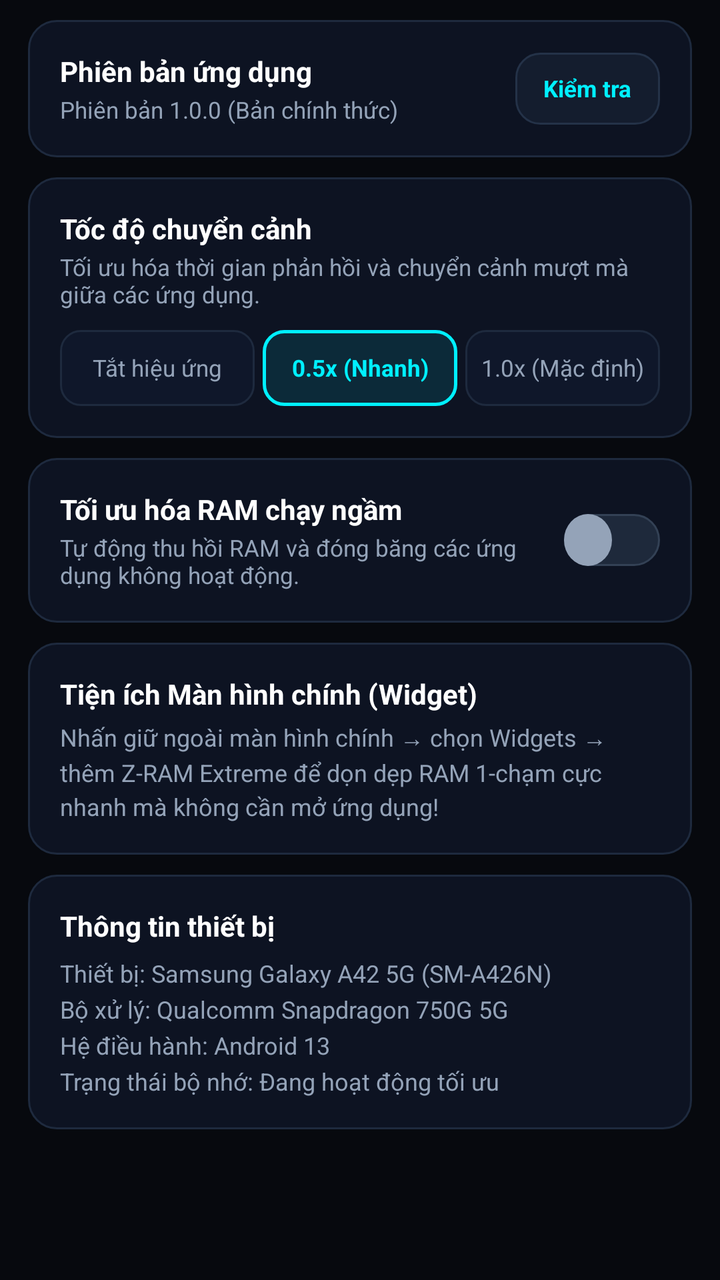
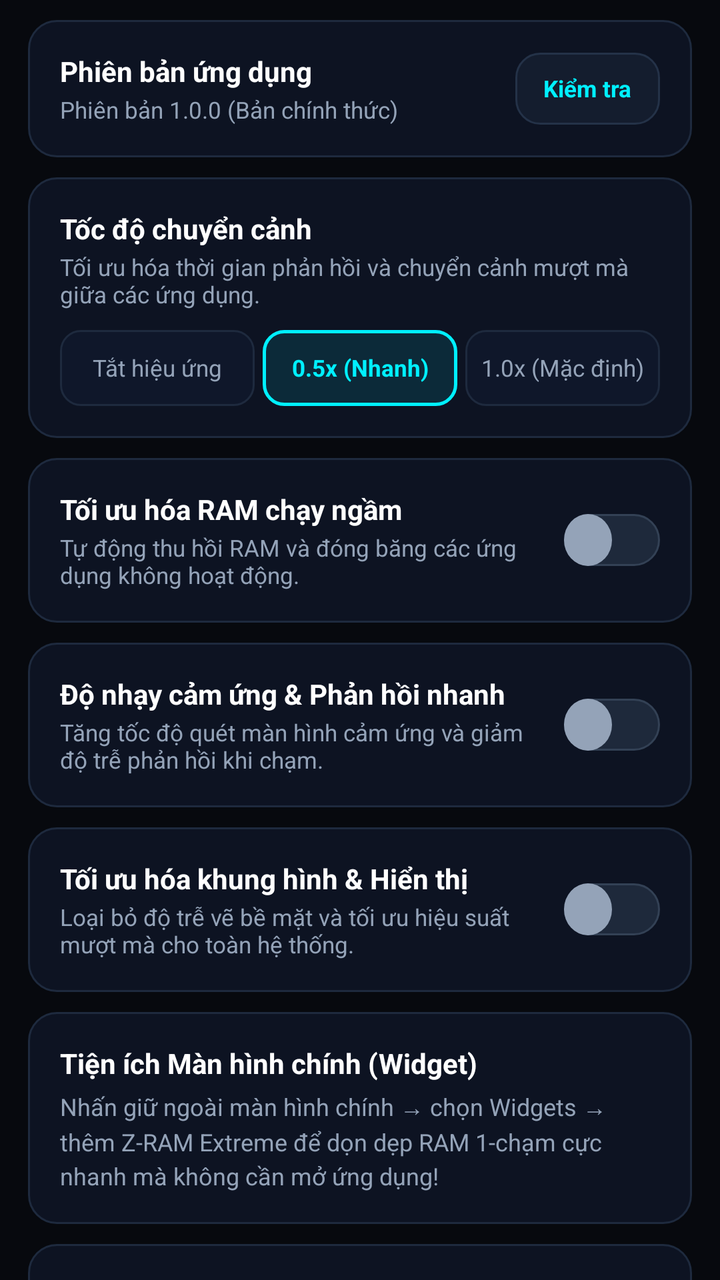

Compare the two renders of this Android layout. The source of the first and the diff that turns it into the second are given below.
<!-- AndroidManifest.xml: application theme AppTheme -->
<!-- res/layout/tab_settings.xml -->
<?xml version="1.0" encoding="utf-8"?>
<ScrollView xmlns:android="http://schemas.android.com/apk/res/android"
    android:id="@+id/scroll_tab_settings"
    android:layout_width="match_parent"
    android:layout_height="match_parent"
    android:fillViewport="true"
    android:overScrollMode="never"
    android:scrollbars="none">

    <LinearLayout
        android:layout_width="match_parent"
        android:layout_height="wrap_content"
        android:orientation="vertical"
        android:paddingStart="14dp"
        android:paddingEnd="14dp"
        android:paddingTop="10dp"
        android:paddingBottom="80dp">

        
        <LinearLayout
            android:layout_width="match_parent"
            android:layout_height="wrap_content"
            android:orientation="horizontal"
            android:gravity="center_vertical"
            android:padding="16dp"
            android:background="@drawable/bg_card_bento">

            <LinearLayout
                android:layout_width="0dp"
                android:layout_height="wrap_content"
                android:layout_weight="1"
                android:orientation="vertical">

                <TextView
                    android:layout_width="wrap_content"
                    android:layout_height="wrap_content"
                    android:text="Phiên bản ứng dụng"
                    android:textColor="#FFFFFF"
                    android:textSize="14sp"
                    android:textStyle="bold" />

                <TextView
                    android:id="@+id/tv_settings_version_sub"
                    android:layout_width="wrap_content"
                    android:layout_height="wrap_content"
                    android:text="Phiên bản 1.0.0 (Bản chính thức)"
                    android:textColor="#94A3B8"
                    android:textSize="11.5sp"
                    android:layout_marginTop="2dp" />
            </LinearLayout>

            <Button
                android:id="@+id/btn_settings_check_update"
                android:layout_width="wrap_content"
                android:layout_height="36dp"
                android:background="@drawable/bg_btn_secondary"
                android:text="Kiểm tra"
                android:textColor="#00F0FF"
                android:textSize="11.5sp"
                android:textStyle="bold"
                android:paddingStart="14dp"
                android:paddingEnd="14dp" />
        </LinearLayout>

        
        <LinearLayout
            android:layout_width="match_parent"
            android:layout_height="wrap_content"
            android:orientation="vertical"
            android:padding="16dp"
            android:layout_marginTop="10dp"
            android:background="@drawable/bg_card_bento">

            <TextView
                android:layout_width="wrap_content"
                android:layout_height="wrap_content"
                android:text="Tốc độ chuyển cảnh"
                android:textColor="#FFFFFF"
                android:textSize="14sp"
                android:textStyle="bold" />

            <TextView
                android:layout_width="wrap_content"
                android:layout_height="wrap_content"
                android:text="Tối ưu hóa thời gian phản hồi và chuyển cảnh mượt mà giữa các ứng dụng."
                android:textColor="#94A3B8"
                android:textSize="11.5sp"
                android:layout_marginTop="2dp" />

            <LinearLayout
                android:layout_width="match_parent"
                android:layout_height="wrap_content"
                android:orientation="horizontal"
                android:layout_marginTop="10dp">

                <TextView
                    android:id="@+id/pill_anim_0"
                    android:layout_width="0dp"
                    android:layout_height="38dp"
                    android:layout_weight="1"
                    android:gravity="center"
                    android:layout_marginEnd="4dp"
                    android:background="@drawable/bg_chip_pill"
                    android:text="Tắt hiệu ứng"
                    android:textColor="#94A3B8"
                    android:textSize="11.5sp" />

                <TextView
                    android:id="@+id/pill_anim_05"
                    android:layout_width="0dp"
                    android:layout_height="38dp"
                    android:layout_weight="1"
                    android:gravity="center"
                    android:layout_marginEnd="4dp"
                    android:background="@drawable/bg_chip_pill_active"
                    android:text="0.5x (Nhanh)"
                    android:textColor="#00F0FF"
                    android:textSize="11.5sp"
                    android:textStyle="bold" />

                <TextView
                    android:id="@+id/pill_anim_1"
                    android:layout_width="0dp"
                    android:layout_height="38dp"
                    android:layout_weight="1"
                    android:gravity="center"
                    android:background="@drawable/bg_chip_pill"
                    android:text="1.0x (Mặc định)"
                    android:textColor="#94A3B8"
                    android:textSize="11.5sp" />
            </LinearLayout>
        </LinearLayout>

        
        <LinearLayout
            android:layout_width="match_parent"
            android:layout_height="wrap_content"
            android:orientation="horizontal"
            android:gravity="center_vertical"
            android:padding="16dp"
            android:layout_marginTop="10dp"
            android:background="@drawable/bg_card_bento">

            <LinearLayout
                android:layout_width="0dp"
                android:layout_height="wrap_content"
                android:layout_weight="1"
                android:orientation="vertical"
                android:layout_marginEnd="8dp">

                <TextView
                    android:layout_width="wrap_content"
                    android:layout_height="wrap_content"
                    android:text="Tối ưu hóa RAM chạy ngầm"
                    android:textColor="#FFFFFF"
                    android:textSize="14sp"
                    android:textStyle="bold" />

                <TextView
                    android:layout_width="wrap_content"
                    android:layout_height="wrap_content"
                    android:text="Tự động thu hồi RAM và đóng băng các ứng dụng không hoạt động."
                    android:textColor="#94A3B8"
                    android:textSize="11.5sp"
                    android:layout_marginTop="2dp" />
            </LinearLayout>

            <Switch
                android:id="@+id/switch_settings_lowram"
                style="@style/ShadcnSwitch"
                android:layout_width="wrap_content"
                android:layout_height="wrap_content"
                android:showText="false"
                android:textOn=""
                android:textOff=""
                android:switchMinWidth="48dp"
                android:thumbTextPadding="0dp"
                android:splitTrack="false"
                android:track="@drawable/switch_track"
                android:thumb="@drawable/switch_thumb" />
        </LinearLayout>

        
        <LinearLayout
            android:layout_width="match_parent"
            android:layout_height="wrap_content"
            android:orientation="vertical"
            android:padding="16dp"
            android:layout_marginTop="10dp"
            android:background="@drawable/bg_card_bento">

            <TextView
                android:layout_width="wrap_content"
                android:layout_height="wrap_content"
                android:text="Tiện ích Màn hình chính (Widget)"
                android:textColor="#FFFFFF"
                android:textSize="14sp"
                android:textStyle="bold" />

            <TextView
                android:layout_width="wrap_content"
                android:layout_height="wrap_content"
                android:text="Nhấn giữ ngoài màn hình chính → chọn Widgets → thêm Z-RAM Extreme để dọn dẹp RAM 1-chạm cực nhanh mà không cần mở ứng dụng!"
                android:textColor="#94A3B8"
                android:textSize="12sp"
                android:lineSpacingExtra="3dp"
                android:layout_marginTop="4dp" />
        </LinearLayout>

        
        <LinearLayout
            android:layout_width="match_parent"
            android:layout_height="wrap_content"
            android:orientation="vertical"
            android:padding="16dp"
            android:layout_marginTop="10dp"
            android:background="@drawable/bg_card_bento">

            <TextView
                android:layout_width="wrap_content"
                android:layout_height="wrap_content"
                android:text="Thông tin thiết bị"
                android:textColor="#FFFFFF"
                android:textSize="14sp"
                android:textStyle="bold" />

            <TextView
                android:id="@+id/tv_settings_device_info"
                android:layout_width="wrap_content"
                android:layout_height="wrap_content"
                android:text="Thiết bị: Samsung Galaxy A42 5G (SM-A426N)\nBộ xử lý: Qualcomm Snapdragon 750G 5G\nHệ điều hành: Android 13\nTrạng thái bộ nhớ: Đang hoạt động tối ưu"
                android:textColor="#94A3B8"
                android:textSize="12sp"
                android:lineSpacingExtra="4dp"
                android:layout_marginTop="6dp" />
        </LinearLayout>

    </LinearLayout>
</ScrollView>
<!-- resources referenced by this layout -->
<resources>
  <!-- drawable bg_btn_secondary (drawable) -->
  <?xml version="1.0" encoding="utf-8"?>
  <ripple xmlns:android="http://schemas.android.com/apk/res/android"
      android:color="#2000F0FF">
      <item>
          <shape android:shape="rectangle">
              <solid android:color="#141D2E" />
              <corners android:radius="12dp" />
              <stroke android:width="1dp" android:color="#243248" />
          </shape>
      </item>
  </ripple>
  <!-- drawable bg_card_bento (drawable) -->
  <?xml version="1.0" encoding="utf-8"?>
  <shape xmlns:android="http://schemas.android.com/apk/res/android"
      android:shape="rectangle">
      <solid android:color="#0D1322" />
      <corners android:radius="14dp" />
      <stroke android:width="1dp" android:color="#1E2A3E" />
  </shape>
  <!-- drawable bg_chip_pill (drawable) -->
  <?xml version="1.0" encoding="utf-8"?>
  <shape xmlns:android="http://schemas.android.com/apk/res/android"
      android:shape="rectangle">
      <solid android:color="#0F172A" />
      <corners android:radius="10dp" />
      <stroke android:width="1dp" android:color="#1E2A3E" />
  </shape>
  <!-- drawable bg_chip_pill_active (drawable) -->
  <?xml version="1.0" encoding="utf-8"?>
  <shape xmlns:android="http://schemas.android.com/apk/res/android"
      android:shape="rectangle">
      <solid android:color="#1A00F0FF" />
      <corners android:radius="10dp" />
      <stroke android:width="1.5dp" android:color="#00F0FF" />
  </shape>
  <!-- drawable switch_thumb (drawable) -->
  <?xml version="1.0" encoding="utf-8"?>
  <selector xmlns:android="http://schemas.android.com/apk/res/android">
      <item android:state_checked="true">
          <shape android:shape="oval">
              <solid android:color="#050811" />
              <stroke android:width="2dp" android:color="#FFFFFF" />
              <size android:width="24dp" android:height="24dp" />
          </shape>
      </item>
      <item>
          <shape android:shape="oval">
              <solid android:color="#94A3B8" />
              <size android:width="24dp" android:height="24dp" />
          </shape>
      </item>
  </selector>
  <!-- drawable switch_track (drawable) -->
  <?xml version="1.0" encoding="utf-8"?>
  <selector xmlns:android="http://schemas.android.com/apk/res/android">
      <item android:state_checked="true">
          <shape android:shape="rectangle">
              <solid android:color="#00F0FF" />
              <corners android:radius="13dp" />
              <size android:width="48dp" android:height="26dp" />
          </shape>
      </item>
      <item>
          <shape android:shape="rectangle">
              <solid android:color="#1E293B" />
              <stroke android:width="1dp" android:color="#334155" />
              <corners android:radius="13dp" />
              <size android:width="48dp" android:height="26dp" />
          </shape>
      </item>
  </selector>
  <style name="ShadcnSwitch">
          <item name="android:track">@drawable/switch_track</item>
          <item name="android:thumb">@drawable/switch_thumb</item>
          <item name="android:switchMinWidth">48dp</item>
          <item name="android:thumbTextPadding">0dp</item>
          <item name="android:showText">false</item>
          <item name="android:textOn" />
          <item name="android:textOff" />
          <item name="android:splitTrack">false</item>
      </style>
  <style name="AppTheme" parent="@android:style/Theme.NoTitleBar">
          <item name="android:windowBackground">@color/background</item>
          <item name="android:statusBarColor">#07090E</item>
          <item name="android:navigationBarColor">#07090E</item>
      </style>
  <color name="background">#07090E</color>
</resources>

<!-- the commit's change to res/layout/tab_settings.xml (unified diff, before → after) -->
@@ -184,6 +184,104 @@
         <LinearLayout
             android:layout_width="match_parent"
             android:layout_height="wrap_content"
+            android:orientation="horizontal"
+            android:gravity="center_vertical"
+            android:padding="16dp"
+            android:layout_marginTop="10dp"
+            android:background="@drawable/bg_card_bento">
+
+            <LinearLayout
+                android:layout_width="0dp"
+                android:layout_height="wrap_content"
+                android:layout_weight="1"
+                android:orientation="vertical"
+                android:layout_marginEnd="8dp">
+
+                <TextView
+                    android:layout_width="wrap_content"
+                    android:layout_height="wrap_content"
+                    android:text="Độ nhạy cảm ứng &amp; Phản hồi nhanh"
+                    android:textColor="#FFFFFF"
+                    android:textSize="14sp"
+                    android:textStyle="bold" />
+
+                <TextView
+                    android:layout_width="wrap_content"
+                    android:layout_height="wrap_content"
+                    android:text="Tăng tốc độ quét màn hình cảm ứng và giảm độ trễ phản hồi khi chạm."
+                    android:textColor="#94A3B8"
+                    android:textSize="11.5sp"
+                    android:layout_marginTop="2dp" />
+            </LinearLayout>
+
+            <Switch
+                android:id="@+id/switch_settings_touch"
+                style="@style/ShadcnSwitch"
+                android:layout_width="wrap_content"
+                android:layout_height="wrap_content"
+                android:showText="false"
+                android:textOn=""
+                android:textOff=""
+                android:switchMinWidth="48dp"
+                android:thumbTextPadding="0dp"
+                android:splitTrack="false"
+                android:track="@drawable/switch_track"
+                android:thumb="@drawable/switch_thumb" />
+        </LinearLayout>
+
+        
+        <LinearLayout
+            android:layout_width="match_parent"
+            android:layout_height="wrap_content"
+            android:orientation="horizontal"
+            android:gravity="center_vertical"
+            android:padding="16dp"
+            android:layout_marginTop="10dp"
+            android:background="@drawable/bg_card_bento">
+
+            <LinearLayout
+                android:layout_width="0dp"
+                android:layout_height="wrap_content"
+                android:layout_weight="1"
+                android:orientation="vertical"
+                android:layout_marginEnd="8dp">
+
+                <TextView
+                    android:layout_width="wrap_content"
+                    android:layout_height="wrap_content"
+                    android:text="Tối ưu hóa khung hình &amp; Hiển thị"
+                    android:textColor="#FFFFFF"
+                    android:textSize="14sp"
+                    android:textStyle="bold" />
+
+                <TextView
+                    android:layout_width="wrap_content"
+                    android:layout_height="wrap_content"
+                    android:text="Loại bỏ độ trễ vẽ bề mặt và tối ưu hiệu suất mượt mà cho toàn hệ thống."
+                    android:textColor="#94A3B8"
+                    android:textSize="11.5sp"
+                    android:layout_marginTop="2dp" />
+            </LinearLayout>
+
+            <Switch
+                android:id="@+id/switch_settings_zerolatency"
+                style="@style/ShadcnSwitch"
+                android:layout_width="wrap_content"
+                android:layout_height="wrap_content"
+                android:showText="false"
+                android:textOn=""
+                android:textOff=""
+                android:switchMinWidth="48dp"
+                android:thumbTextPadding="0dp"
+                android:splitTrack="false"
+                android:track="@drawable/switch_track"
+                android:thumb="@drawable/switch_thumb" />
+        </LinearLayout>
+
+        
+        <LinearLayout
+            android:layout_width="match_parent"
+            android:layout_height="wrap_content"
             android:orientation="vertical"
             android:padding="16dp"
             android:layout_marginTop="10dp"
